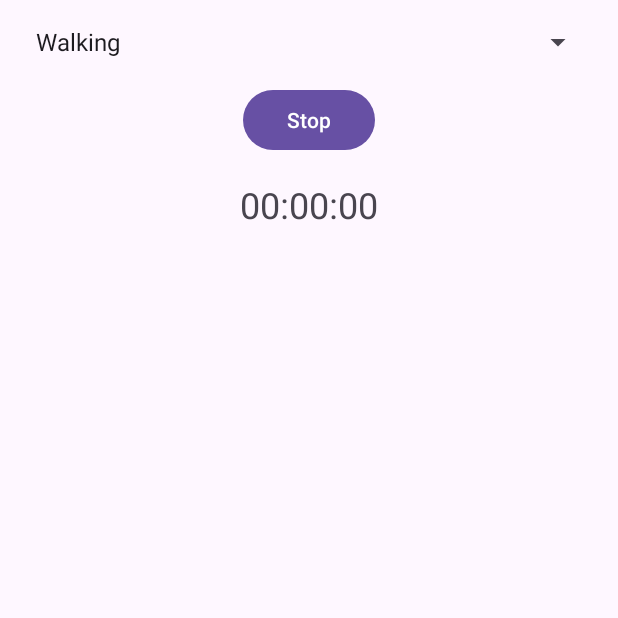
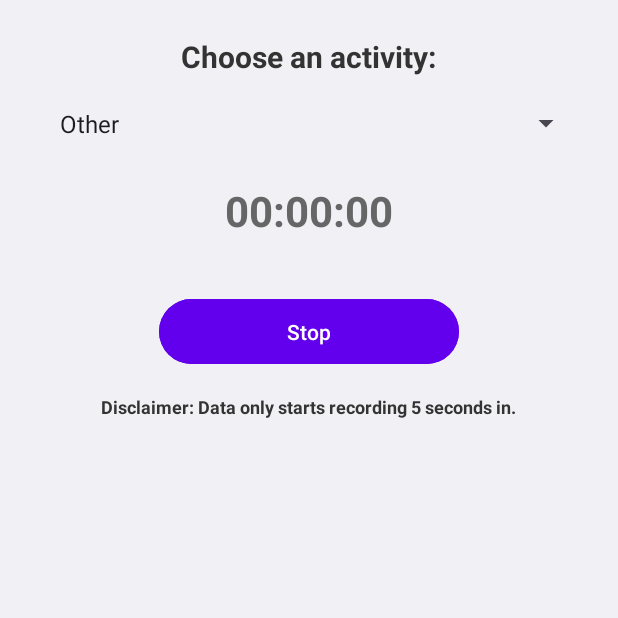
Before and after one commit to bryanngzh/CSED404-Sensor-Monitor, an Android app: the screen it shows after launch (MainActivity), after a tap on "Start", on a phone screen of 412 x 824 dp, the top half of it. Run offline under Robolectric (Android 15) with nearby library versions, the phone set to English and light mode, and no system bars.

Commit message:
feat: add delay to data recording

```diff
--- a/app/src/main/AndroidManifest.xml
+++ b/app/src/main/AndroidManifest.xml
@@ -1,7 +1,6 @@
 <?xml version="1.0" encoding="utf-8"?>
 <manifest xmlns:android="http://schemas.android.com/apk/res/android"
     xmlns:tools="http://schemas.android.com/tools">
-
     <application
         android:allowBackup="true"
         android:dataExtractionRules="@xml/data_extraction_rules"
--- a/app/src/main/java/com/csed404/sensormonitor/MainActivity.kt
+++ b/app/src/main/java/com/csed404/sensormonitor/MainActivity.kt
@@ -7,6 +7,8 @@ import android.hardware.SensorEvent
 import android.hardware.SensorEventListener
 import android.hardware.SensorManager
 import android.os.Environment
+import android.os.Handler
+import android.os.Looper
 import android.util.Log
 import android.view.View
 import android.widget.AdapterView
@@ -68,7 +70,7 @@ class MainActivity : AppCompatActivity(), SensorEventListener {
 
     private fun setupSpinner() {
         // Binding list of activities to spinner
-        val activities = arrayOf("Walking", "Running", "Standing", "Sitting", "Upstairs", "Downstairs", "Other")
+        val activities = arrayOf("Other", "Walking", "Running", "Standing", "Sitting", "Upstairs", "Downstairs")
         val adapter = ArrayAdapter(this, android.R.layout.simple_spinner_item, activities)
         adapter.setDropDownViewResource(android.R.layout.simple_spinner_dropdown_item)
         activitySpinner.adapter = adapter
@@ -111,6 +113,7 @@ class MainActivity : AppCompatActivity(), SensorEventListener {
     private fun stopTimer() {
         timer?.cancel()
         timer = null
+        timerTextView.text = String.format("%02d:%02d:%02d", 0, 0, 0)
     }
 
     private fun startRecording() {
@@ -118,19 +121,45 @@ class MainActivity : AppCompatActivity(), SensorEventListener {
         startStopButton.text = getString(R.string.stop_text)
         startTime = System.currentTimeMillis()
 
-        // Create files
-        val directory = getExternalFilesDir(Environment.DIRECTORY_DOCUMENTS)
-        linearAccelerometerFile = File(directory, "linear_accelerometer.csv")
+        // Create activity-specific directory
+        val directory = File(getExternalFilesDir(Environment.DIRECTORY_DOCUMENTS), selectedActivity.toString())
+        if (!directory.exists()) {
+            directory.mkdirs()
+        }
+
+        // Create files in the respective activity folder
+        linearAccelerometerFile = File(directory, "linear.csv")
         gravityFile = File(directory, "gravity.csv")
-        gyroscopeFile = File(directory, "gyroscope.csv")
+        gyroscopeFile = File(directory, "gyro.csv")
 
-        // Register Listeners
-        sensorManager.registerListener(this, linearAccelerometer, SensorManager.SENSOR_DELAY_UI)
-        sensorManager.registerListener(this, gravity, SensorManager.SENSOR_DELAY_UI)
-        sensorManager.registerListener(this, gyroscope, SensorManager.SENSOR_DELAY_UI)
+        val samplingPeriodUs = 10000 // 100 Hz sampling rate
+
+        // Register Listeners - Delay listeners by 5 seconds
+        Handler(Looper.getMainLooper()).postDelayed({
+            sensorManager.registerListener(this, linearAccelerometer, samplingPeriodUs)
+            sensorManager.registerListener(this, gravity, samplingPeriodUs)
+            sensorManager.registerListener(this, gyroscope, samplingPeriodUs)
+        }, 5000)
 
         // Start Timer
         startTimer()
+    }
+
+    private fun removeLastLines(file: File) {
+        if (!file.exists()) return
+        val linesToRemove = 10000
+        try {
+            val lines = file.readLines()
+
+            if (lines.size <= linesToRemove) {
+                file.writeText("")
+            } else {
+                val remainingLines = lines.dropLast(linesToRemove)
+                file.writeText(remainingLines.joinToString("\n"))
+            }
+        } catch (e: Exception) {
+            e.printStackTrace()
+        }
     }
 
     private fun stopRecording() {
@@ -142,12 +171,17 @@ class MainActivity : AppCompatActivity(), SensorEventListener {
 
         // Stop Timer
         stopTimer()
+
+        // Early Stop - remove last 10 seconds of data
+        removeLastLines(linearAccelerometerFile)
+        removeLastLines(gravityFile)
+        removeLastLines(gyroscopeFile)
     }
 
     override fun onSensorChanged(event: SensorEvent) {
         if (!isRecording) return
 
-        val timestamp = event.timestamp
+        val timestamp = event.timestamp / 1000 // nano -> micro_sec
         val values = event.values
 
         val file: File = when (event.sensor.type) {
@@ -159,11 +193,11 @@ class MainActivity : AppCompatActivity(), SensorEventListener {
 
         val data = String.format(
             "%d,%d,%.9e,%.9e,%.9e\n",
-            selectedActivity,
-            timestamp,
-            values[0],
-            values[1],
-            values[2]
+            selectedActivity, // class: int
+            timestamp, // timestamp: ms
+            values[0], // x: m/s^2 || rad/s
+            values[1], // y: m/s^2 || rad/s
+            values[2]  // z: m/s^2 || rad/s
         )
 
         try {
--- a/app/src/main/res/layout/activity_main.xml
+++ b/app/src/main/res/layout/activity_main.xml
@@ -4,35 +4,71 @@
     xmlns:tools="http://schemas.android.com/tools"
     android:layout_width="match_parent"
     android:layout_height="match_parent"
+    android:background="@color/backgroundColor"
     tools:context=".MainActivity">
 
     <LinearLayout
         android:layout_width="match_parent"
         android:layout_height="match_parent"
         android:orientation="vertical"
-        android:padding="16dp">
+        android:padding="24dp"
+        android:layout_gravity="center">
 
+        <!-- Header Text -->
+        <TextView
+            android:layout_width="wrap_content"
+            android:layout_height="wrap_content"
+            android:text="@string/header"
+            android:textSize="20sp"
+            android:textColor="@color/primaryTextColor"
+            android:layout_gravity="center_horizontal"
+            android:layout_marginBottom="12dp"
+            android:textStyle="bold" />
+
+        <!-- Spinner -->
         <Spinner
             android:id="@+id/activitySpinner"
             android:layout_width="match_parent"
             android:layout_height="wrap_content"
-            android:layout_marginBottom="16dp" />
+            android:padding="8dp"
+            android:layout_marginBottom="20dp" />
 
-        <Button
-            android:id="@+id/startStopButton"
-            android:layout_width="wrap_content"
-            android:layout_height="wrap_content"
-            android:text="@string/start_text"
-            android:layout_gravity="center_horizontal"
-            android:layout_marginBottom="16dp" />
-
+        <!-- Timer Text -->
         <TextView
             android:id="@+id/timerTextView"
             android:layout_width="wrap_content"
             android:layout_height="wrap_content"
             android:text="@string/time"
-            android:textSize="24sp"
-            android:layout_gravity="center_horizontal" />
+            android:textSize="28sp"
+            android:textColor="@color/secondaryTextColor"
+            android:layout_gravity="center_horizontal"
+            android:layout_marginBottom="16dp"
+            android:textStyle="bold" />
+
+        <!-- Start/Stop Button -->
+        <Button
+            android:id="@+id/startStopButton"
+            android:layout_width="200dp"
+            android:layout_height="wrap_content"
+            android:text="@string/start_text"
+            android:textColor="@color/white"
+            android:backgroundTint="@color/buttonColor"
+            android:layout_gravity="center_horizontal"
+            android:padding="12dp"
+            android:layout_marginTop="20dp"
+            android:layout_marginBottom="16dp"
+            />
+
+        <!-- Disclaimer Text -->
+        <TextView
+            android:layout_width="wrap_content"
+            android:layout_height="wrap_content"
+            android:text="@string/disclaimer"
+            android:textSize="12sp"
+            android:textColor="@color/primaryTextColor"
+            android:layout_gravity="center_horizontal"
+            android:layout_marginBottom="12dp"
+            android:textStyle="bold" />
 
     </LinearLayout>
 
--- a/app/src/main/res/values/colors.xml
+++ b/app/src/main/res/values/colors.xml
@@ -2,4 +2,9 @@
 <resources>
     <color name="black">#FF000000</color>
     <color name="white">#FFFFFFFF</color>
+    <color name="backgroundColor">#F0F0F5</color>
+    <color name="primaryTextColor">#333333</color>
+    <color name="secondaryTextColor">#666666</color>
+    <color name="buttonColor">#6200EE</color>
+    <color name="borderColor">#DDDDDD</color>
 </resources>
--- a/app/src/main/res/values/strings.xml
+++ b/app/src/main/res/values/strings.xml
@@ -1,6 +1,8 @@
 <resources>
     <string name="app_name">Sensor Monitor</string>
+    <string name="header">Choose an activity:</string>
     <string name="start_text">Start</string>
     <string name="stop_text">Stop</string>
     <string name="time">00:00:00</string>
+    <string name="disclaimer">Disclaimer: Data only starts recording 5 seconds in.</string>
 </resources>
```
